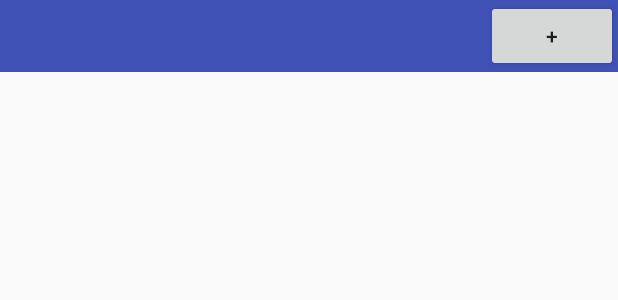
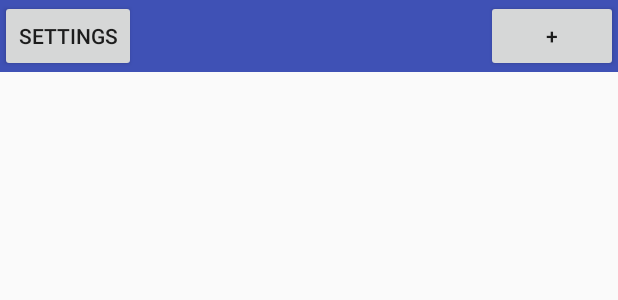
Before and after one commit to mb92316/CSE594Project, an Android app: the layout activity_main.xml on its own in the app's theme, with its tools: preview values and no code run, on a phone screen of 412 x 824 dp. Shown: the top 300 px of the screen. Run offline under Robolectric (Android 15) with nearby library versions, the phone set to English and light mode, and no system bars.

Commit message:
new committ

```diff
--- a/app/src/main/AndroidManifest.xml
+++ b/app/src/main/AndroidManifest.xml
@@ -17,7 +17,7 @@
         </activity>
         <activity android:name=".AddNote" />
         <activity android:name=".NoteHelper" />
-
+        <activity android:name=".Settings"></activity>
     </application>
 
 </manifest>
--- a/app/src/main/res/layout/activity_main.xml
+++ b/app/src/main/res/layout/activity_main.xml
@@ -9,6 +9,14 @@
         android:layout_width="match_parent"
         android:layout_height="wrap_content"
         android:background="@color/colorPrimary">
+
+        <Button
+            android:layout_width="wrap_content"
+            android:layout_height="wrap_content"
+            android:layout_alignParentLeft="true"
+            android:layout_alignParentTop="true"
+            android:onClick="settings"
+            android:text="Settings" />
 
         <Button
             android:layout_width="wrap_content"
```
Also changed, not shown: app/src/main/java/com/example/android/cse594project/MainActivity.java (+6 -1 lines), app/src/main/java/com/example/android/cse594project/Settings.java (added, +13 -0 lines), app/src/main/res/layout/activity_settings.xml (added, +13 -0 lines).
